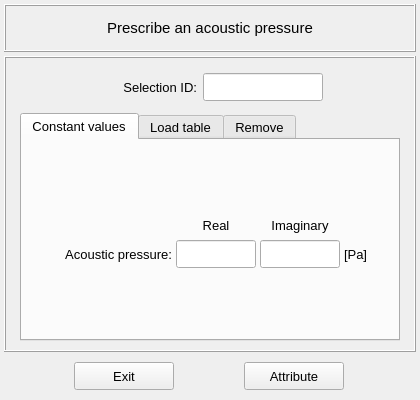
First picture: the form in vibra/interface/data/ui_files/model/setup/acoustic/acoustic_pressure_input.ui, repository MOPT-UFSC/VIBRA, before the edit.
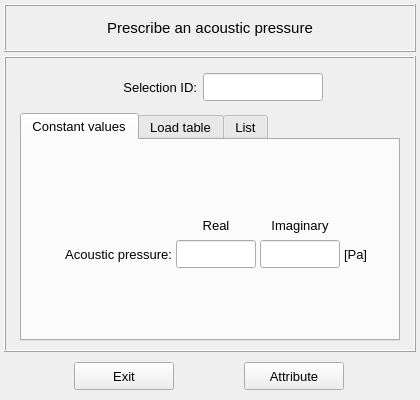
Second picture: the form after the edit. Icons and pictures are not drawn.

Commit message: Rename Remove by List tabs

Diff of the .ui file:
```diff
--- a/vibra/interface/data/ui_files/model/setup/acoustic/acoustic_pressure_input.ui
+++ b/vibra/interface/data/ui_files/model/setup/acoustic/acoustic_pressure_input.ui
@@ -677,7 +677,7 @@
         </widget>
         <widget class="QWidget" name="tab_remove">
          <attribute name="title">
-          <string>Remove</string>
+          <string>List</string>
          </attribute>
          <layout class="QGridLayout" name="gridLayout_9">
           <property name="leftMargin">
```
Left out of the diff: 2 changed lines with no effect on the pictures. The commit also changes 17 other files.
